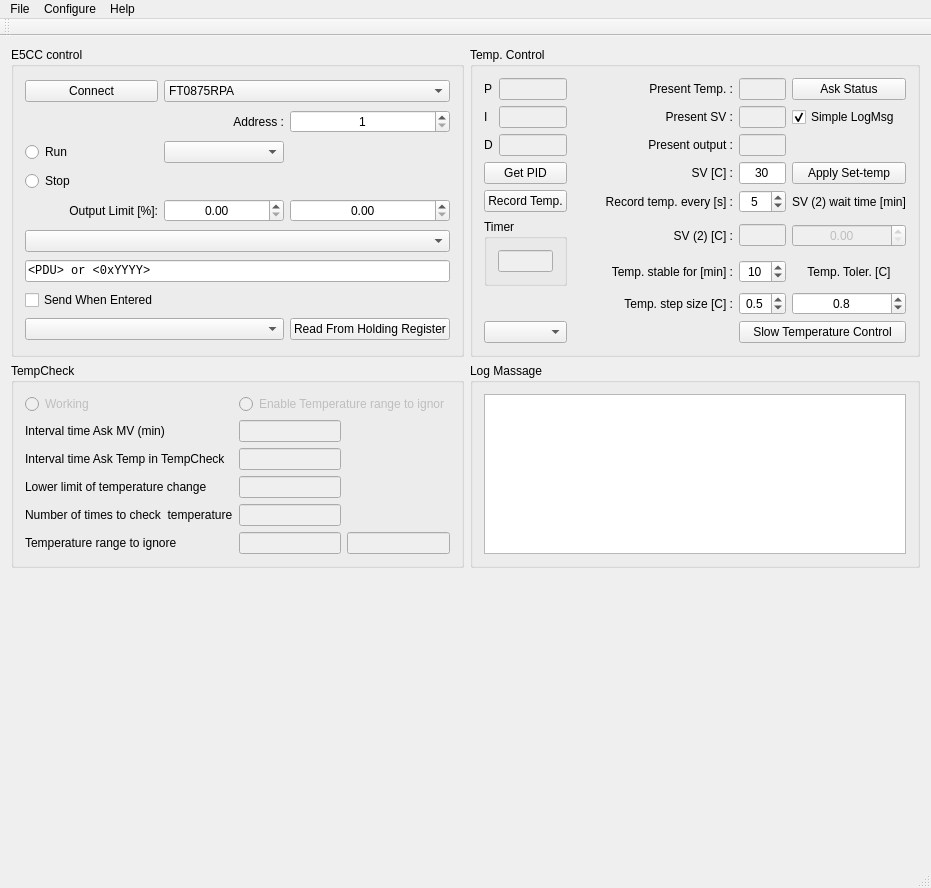
Before: the Qt Designer form mainwindow.ui in daimiura/OmronPID, drawn with Qt 5.
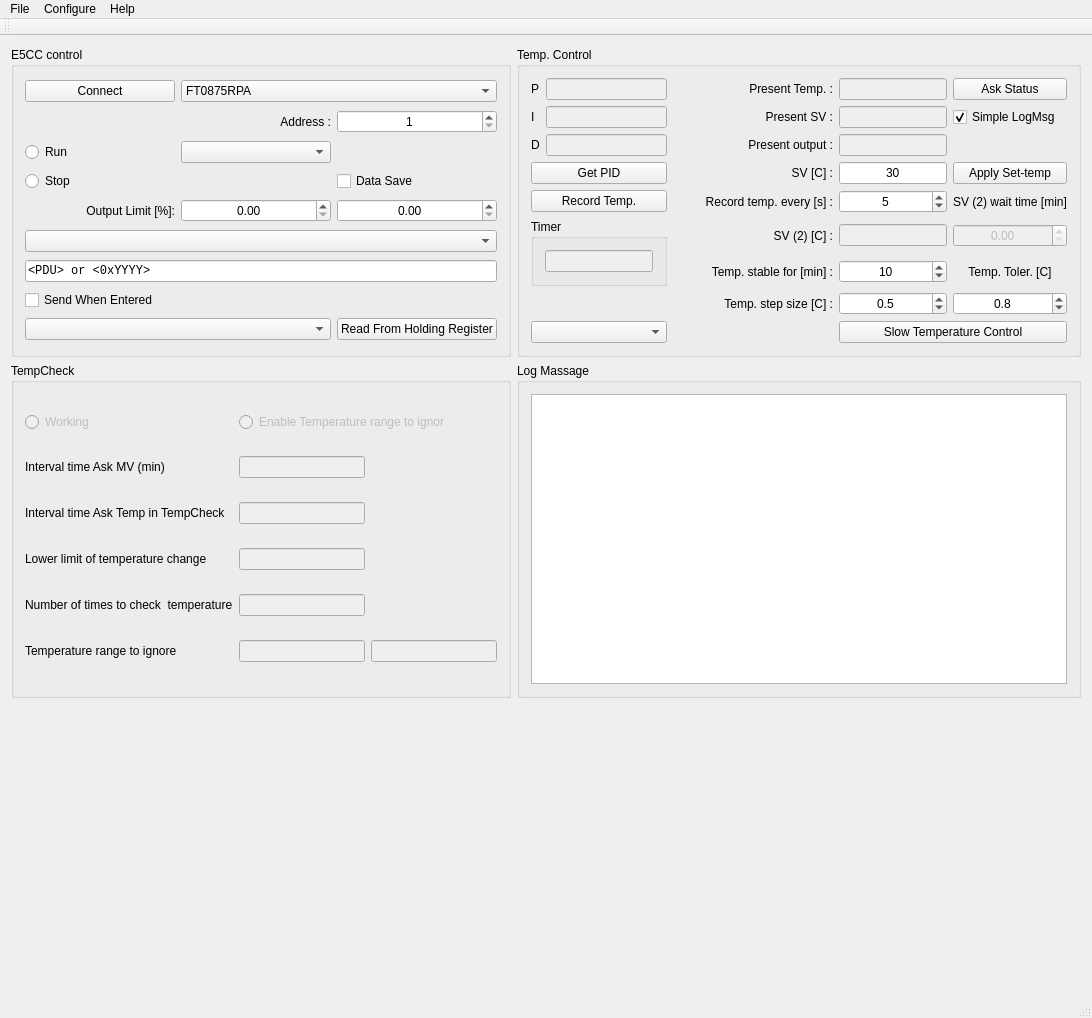
After: the same form once the commit is applied. Custom widgets are drawn as their Qt base class.

Diff of the .ui file:
```diff
--- a/mainwindow.ui
+++ b/mainwindow.ui
@@ -6,8 +6,8 @@
    <rect>
     <x>0</x>
     <y>0</y>
-    <width>794</width>
-    <height>843</height>
+    <width>1092</width>
+    <height>1018</height>
    </rect>
   </property>
   <property name="windowTitle">
@@ -158,6 +158,13 @@
          </property>
         </widget>
        </item>
+       <item row="3" column="2">
+        <widget class="QCheckBox" name="checkBox_dataSave">
+         <property name="text">
+          <string>Data Save</string>
+         </property>
+        </widget>
+       </item>
       </layout>
      </widget>
     </item>
@@ -689,8 +696,8 @@
     <rect>
      <x>0</x>
      <y>0</y>
-     <width>794</width>
-     <height>17</height>
+     <width>1092</width>
+     <height>25</height>
     </rect>
    </property>
    <widget class="QMenu" name="menuFile">
```
